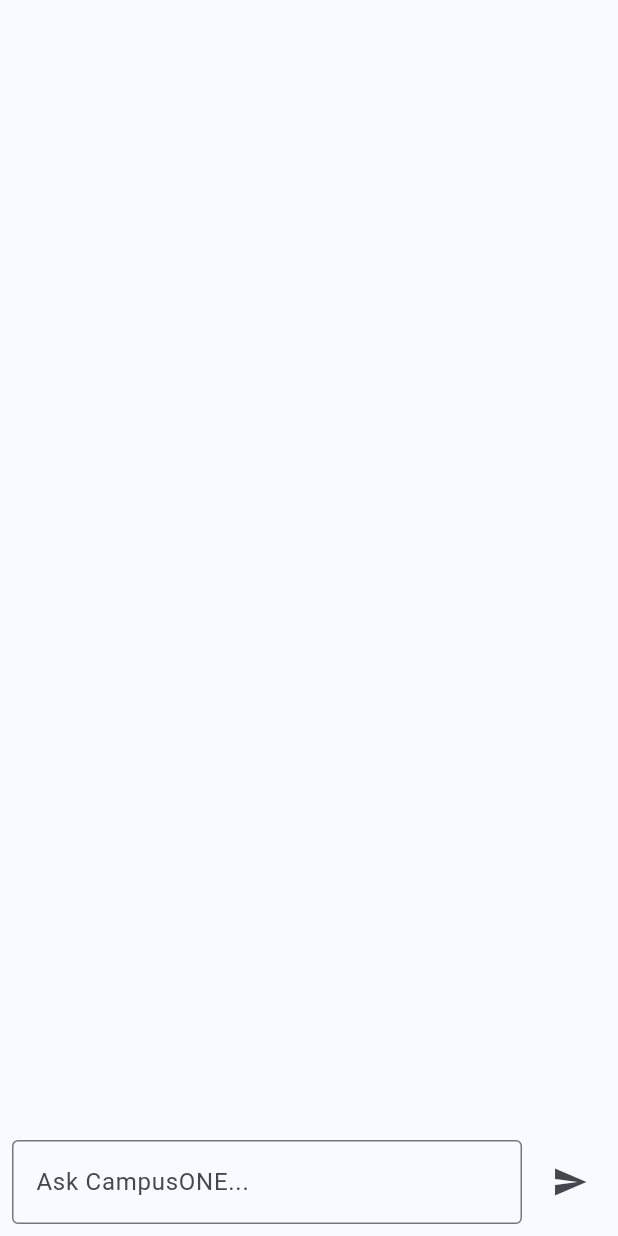
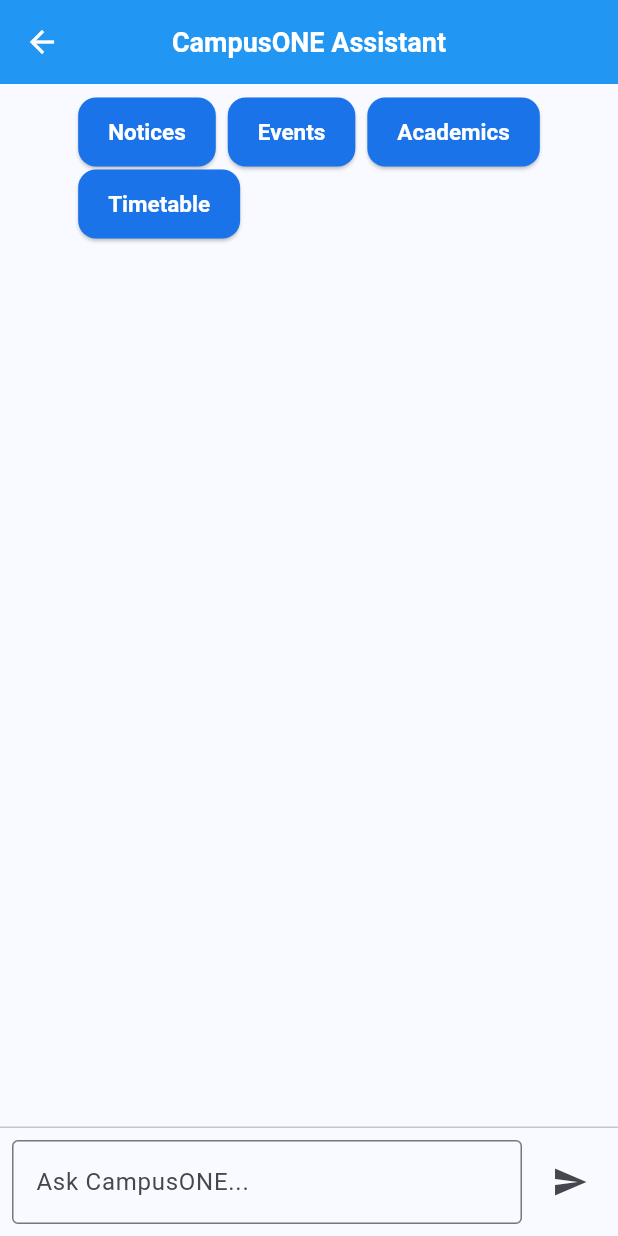
Before and after one commit to jayhela3-wq/CampusONE, a Flutter app: the ChatbotPage screen opened directly, after a tap on the "send" icon, on a phone screen of 412 x 824 dp. Run offline on Flutter 3.47's test engine with Material 3 defaults, Android fonts, the phone set to English and light mode, and no system bars.

Commit message:
adding modified  chatbot

```diff
--- a/lib/features/chatbot/chatbot_page.dart
+++ b/lib/features/chatbot/chatbot_page.dart
@@ -2,8 +2,21 @@
 import 'package:flutter/material.dart';
 import 'package:http/http.dart' as http;
 
+// Demo pages
+import '../../demo/notices_page.dart';
+import '../../demo/events_page.dart';
+import '../../demo/academics_page.dart';
+import '../../demo/timetable_page.dart';
+
+class ChatMessage {
+  final String text;
+  final bool isUser;
+
+  ChatMessage(this.text, this.isUser);
+}
+
 class ChatbotPage extends StatefulWidget {
-  const ChatbotPage({super.key});
+  const ChatbotPage({Key? key}) : super(key: key);
 
   @override
   State<ChatbotPage> createState() => _ChatbotPageState();
@@ -11,58 +24,121 @@
 
 class _ChatbotPageState extends State<ChatbotPage> {
   final TextEditingController _controller = TextEditingController();
-  final List<_ChatMessage> _messages = [];
-  bool _isLoading = false;
+  final List<ChatMessage> _messages = [];
 
-  Future<void> _sendMessage() async {
-    final text = _controller.text.trim();
-    if (text.isEmpty) return;
+  final String backendUrl = "http://127.0.0.1:8000/chat";
+
+  bool awaitingSummaryConfirmation = false;
+
+  /// ---------------- SEND MESSAGE ----------------
+  Future<void> sendMessage(String text) async {
+    if (text.trim().isEmpty) return;
 
     setState(() {
-      _messages.add(_ChatMessage(text, true));
-      _isLoading = true;
+      _messages.add(ChatMessage(text, true));
+    });
+
     _controller.clear();
-    });
 
     try {
       final response = await http.post(
-        Uri.parse('http://127.0.0.1:8000/chat'),
-        headers: {'Content-Type': 'application/json'},
-        body: jsonEncode({'message': text}),
+        Uri.parse(backendUrl),
+        headers: {"Content-Type": "application/json"},
+        body: jsonEncode({"message": text}),
       );
 
       if (response.statusCode == 200) {
         final data = jsonDecode(response.body);
-        final reply = data['reply'];
+        final reply = data["reply"] ?? "No response";
 
         setState(() {
-          _messages.add(_ChatMessage(reply, false));
+          _messages.add(ChatMessage(reply, false));
         });
+
+        handleIntent(reply);
       } else {
+        showBotError();
+      }
+    } catch (e) {
+      showBotError();
+    }
+  }
+
+  /// ---------------- HANDLE INTENTS ----------------
+  void handleIntent(String reply) {
+    final lower = reply.toLowerCase();
+
+    if (lower.contains("notices")) {
+      awaitingSummaryConfirmation = true;
+      Navigator.push(
+        context,
+        MaterialPageRoute(builder: (_) => NoticesPage()),
+      );
+    } else if (lower.contains("events")) {
+      Navigator.push(
+        context,
+        MaterialPageRoute(builder: (_) => EventsPage()),
+      );
+    } else if (lower.contains("academics")) {
+      Navigator.push(
+        context,
+        MaterialPageRoute(builder: (_) => AcademicsPage()),
+      );
+    } else if (lower.contains("timetable")) {
+      Navigator.push(
+        context,
+        MaterialPageRoute(builder: (_) => TimetablePage()),
+      );
+    } else if (
+        awaitingSummaryConfirmation &&
+        (lower.contains("yes") || lower.contains("summarize"))) {
+      awaitingSummaryConfirmation = false;
+      sendMessage("summarize latest notices");
+    }
+  }
+
+  void showBotError() {
     setState(() {
       _messages.add(
-            _ChatMessage('Server error (${response.statusCode})', false),
-          );
-        });
-      }
-    } catch (e) {
-      setState(() {
-        _messages.add(
-          _ChatMessage('Could not connect to server', false),
+        ChatMessage("⚠️ Unable to connect to server.", false),
       );
     });
   }
 
-    setState(() {
-      _isLoading = false;
-    });
+  /// ---------------- QUICK REPLIES ----------------
+  Widget quickReplies() {
+    return Wrap(
+      spacing: 8,
+      children: [
+        quickButton("Notices"),
+        quickButton("Events"),
+        quickButton("Academics"),
+        quickButton("Timetable"),
+      ],
+    );
   }
 
+  Widget quickButton(String label) {
+    return ElevatedButton(
+      onPressed: () => sendMessage("show $label"),
+      child: Text(label),
+    );
+  }
+
+  /// ---------------- UI ----------------
   @override
   Widget build(BuildContext context) {
-    return Column(
+    return Scaffold(
+      appBar: AppBar(
+        title: const Text("CampusONE Assistant"),
+        backgroundColor: Colors.blue,
+      ),
+      body: Column(
         children: [
-        // Chat messages
+          Padding(
+            padding: const EdgeInsets.all(8),
+            child: quickReplies(),
+          ),
           Expanded(
             child: ListView.builder(
               padding: const EdgeInsets.all(12),
@@ -73,12 +149,12 @@
                   alignment:
                       msg.isUser ? Alignment.centerRight : Alignment.centerLeft,
                   child: Container(
-                  margin: const EdgeInsets.symmetric(vertical: 6),
+                    margin: const EdgeInsets.symmetric(vertical: 4),
                     padding: const EdgeInsets.all(12),
                     decoration: BoxDecoration(
                       color: msg.isUser
-                        ? const Color(0xFF1A73E8) // Google Blue
-                        : Colors.grey.shade200,
+                          ? Colors.blueAccent
+                          : Colors.grey.shade300,
                       borderRadius: BorderRadius.circular(12),
                     ),
                     child: Text(
@@ -92,15 +168,7 @@
               },
             ),
           ),
-
-        // Loading indicator
-        if (_isLoading)
-          const Padding(
-            padding: EdgeInsets.all(8),
-            child: CircularProgressIndicator(),
-          ),
-
-        // Input box
+          const Divider(height: 1),
           Padding(
             padding: const EdgeInsets.all(8),
             child: Row(
@@ -112,24 +180,19 @@
                       hintText: "Ask CampusONE...",
                       border: OutlineInputBorder(),
                     ),
+                    onSubmitted: sendMessage,
                   ),
                 ),
                 const SizedBox(width: 8),
                 IconButton(
                   icon: const Icon(Icons.send),
-                onPressed: _sendMessage,
-              ),
+                  onPressed: () => sendMessage(_controller.text),
+                )
               ],
             ),
           ),
         ],
+      ),
     );
   }
 }
-
-class _ChatMessage {
-  final String text;
-  final bool isUser;
-
-  _ChatMessage(this.text, this.isUser);
-}
```
Lines whose indentation alone changed are shown as unchanged.
